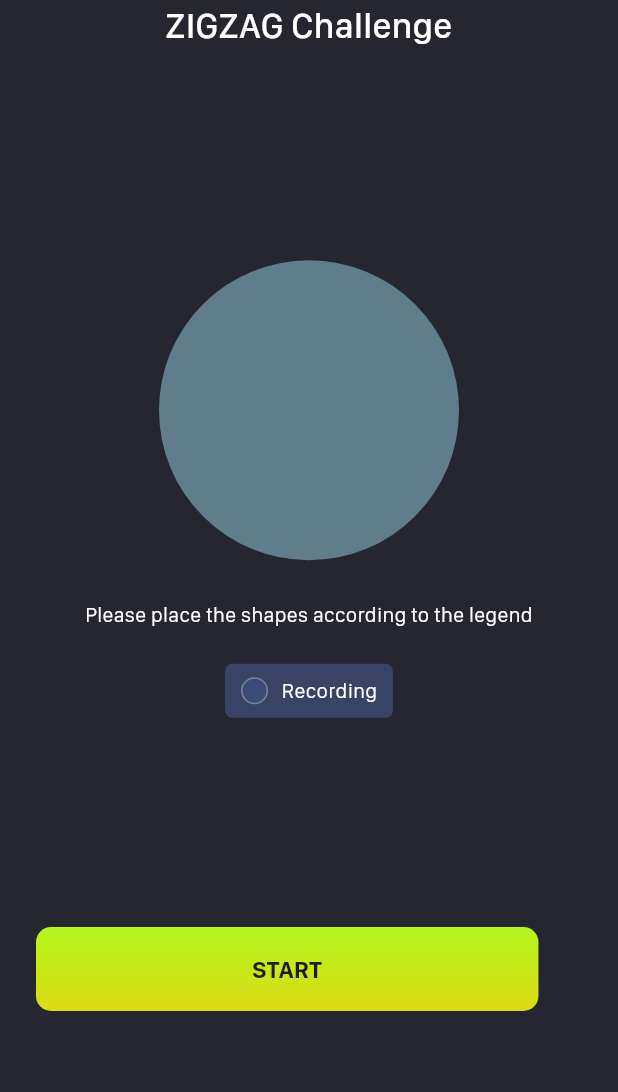
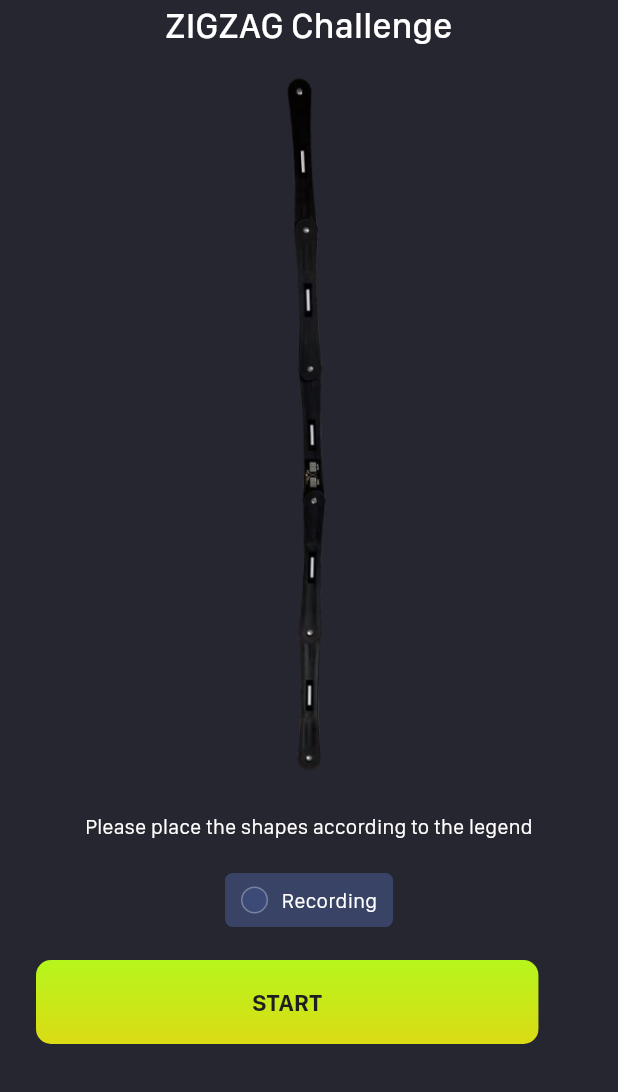
Before and after one commit to TengTeNJ/ballhandler, a Flutter app: the RecordSelectController screen opened by its route, on a phone screen of 412 x 824 dp, the part 144-1236 px from its top. Run offline on Flutter 3.47's test engine with Material 3 defaults, Android fonts, the phone set to English and light mode, and no system bars; our stand-ins replace camera, date_format, dio, firebase_core, firebase_messaging, flutter_easyloading and 10 more; missing offline and left inert: flutter_cupertino_datetime_picker, flutter_reactive_ble, mobkit_dashed_border, tt_indicator, video_thumbnail; accounts and stored records are empty; network calls fail.

Commit message:
修改record select和游戏页面

```diff
--- a/lib/controllers/participants/record_select_controller.dart
+++ b/lib/controllers/participants/record_select_controller.dart
@@ -18,6 +18,7 @@ class RecordSelectController extends StatefulWidget {
 
 class _RecordSelectControllerState extends State<RecordSelectController> {
   bool _recordSelect = false;
+  GameUtil gameUtil = GetIt.instance<GameUtil>();
   @override
   Widget build(BuildContext context) {
     return Scaffold(
@@ -54,19 +55,15 @@ class _RecordSelectControllerState extends State<RecordSelectController> {
           Positioned(
               left: 0,
               right: 0,
-              top: 130,
+              top: 146,
               bottom: 110,
               child: Column(
                 mainAxisAlignment: MainAxisAlignment.center,
                 children: [
-                  Container(
-                    width: 200,
-                    height: 200,
-                    decoration: BoxDecoration(color: Colors.blueGrey,borderRadius: BorderRadius.circular(100)),
-                  ),
-                  SizedBox(height: 29,),
+               Expanded(child:  Image(image: AssetImage('images/product/product_check_${gameUtil.modelId}.png'))),
+                  SizedBox(height: 16,),
                   Constants.regularWhiteTextWidget('Please place the shapes according to the legend', 14),
-                 SizedBox(height: 26,),
+                 SizedBox(height: 24,),
                  Container(
                    height: 36,
                    width: 112,
@@ -84,7 +81,7 @@ class _RecordSelectControllerState extends State<RecordSelectController> {
               )),
           Positioned(
             left: 24,
-            bottom: 54,
+            bottom: 32,
             child: GestureDetector(
               onTap: () async {
                 List<CameraDescription> cameras =
--- a/lib/utils/global.dart
+++ b/lib/utils/global.dart
@@ -6,6 +6,7 @@ enum GameScene {
 
 class GameUtil {
   GameScene gameScene = GameScene.five; // 默认为五节控球器
+  int modelId = 6; // 场景下对应的模式模式
   bool nowISGamePage = false; // 是否在游戏页面，如果不在，收到了蓝牙的响应数据则不处理
   bool selectRecord = false; // 是否选择录制视频
 }
--- a/pubspec.yaml
+++ b/pubspec.yaml
@@ -95,7 +95,7 @@ flutter:
     - images/airbattle/
     - images/ranking/
     - images/profile/
-
+    - images/product/
   # An image asset can refer to one or more resolution-specific "variants", see
   # https://flutter.dev/assets-and-images/#resolution-aware
 
```
Also changed, not shown: lib/controllers/participants/game_process_controller.dart (+32 -23 lines), images/product/product.png (added), images/product/product_6.png (added), images/product/product_check_6.png (added).
